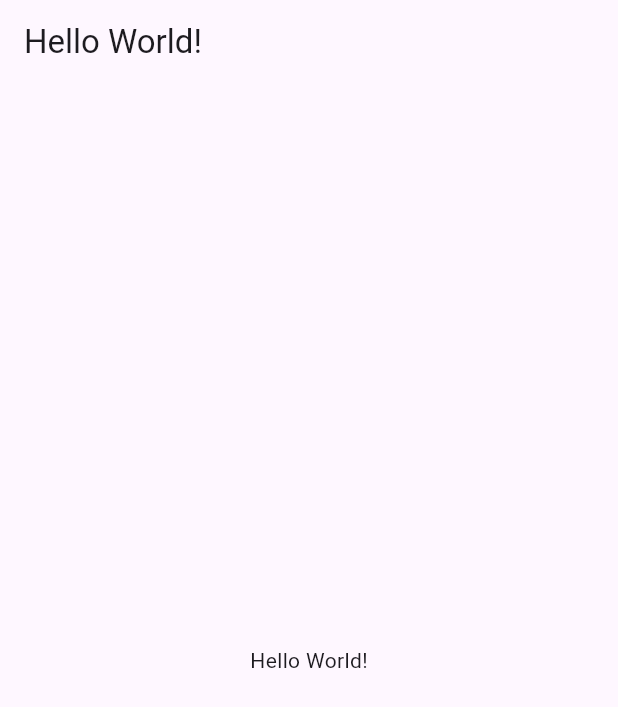
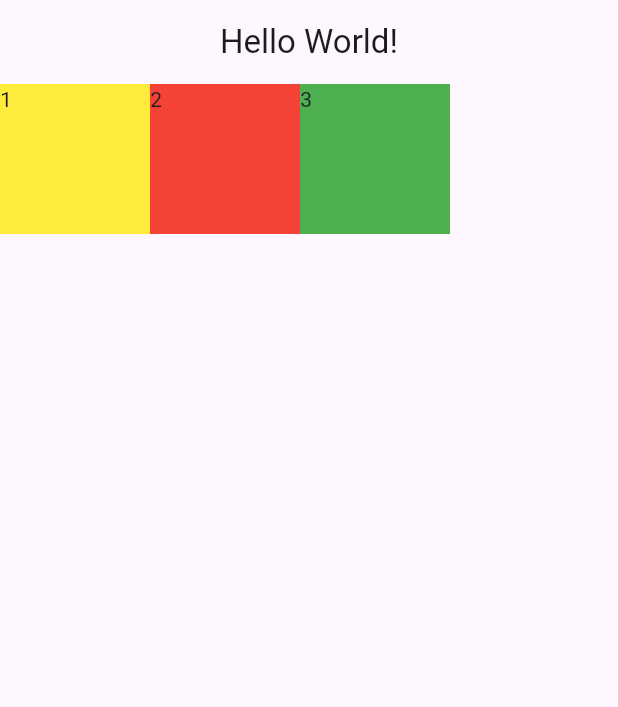
Before and after one commit to annemievdc/flutter_test01, a Flutter app: the screen it shows after launch, on a phone screen of 412 x 824 dp. Shown: the top 707 px of the screen. Run offline on Flutter 3.47's test engine with Material 3 defaults, Android fonts, the phone set to English and light mode, and no system bars.

Commit message:
oefening1

```diff
--- a/lib/main.dart
+++ b/lib/main.dart
@@ -12,7 +12,7 @@ class MainApp extends StatelessWidget {
     return MaterialApp(
       home: Scaffold(
         body: const AppContent(),
-        appBar: AppBar(title: const Text('Hello World!')),
+        appBar: AppBar(title: Center(child: const Text('Hello World!'))),
       ),
     );
   }
@@ -23,6 +23,12 @@ class AppContent extends StatelessWidget {
 
   @override
   Widget build(BuildContext context) {
-    return const Center(child: Text('Hello World!'));
+    return Row(
+      children: [
+        Container(height: 100,width: 100, color: Colors.yellow, child: Text("1")),
+        Container(height: 100, width:100,color:  Colors.red, child: Text("2")),
+        Container(height: 100, width:100,color: Colors.green, child: Text("3")),
+      ],
+    );
   }
 }
```
